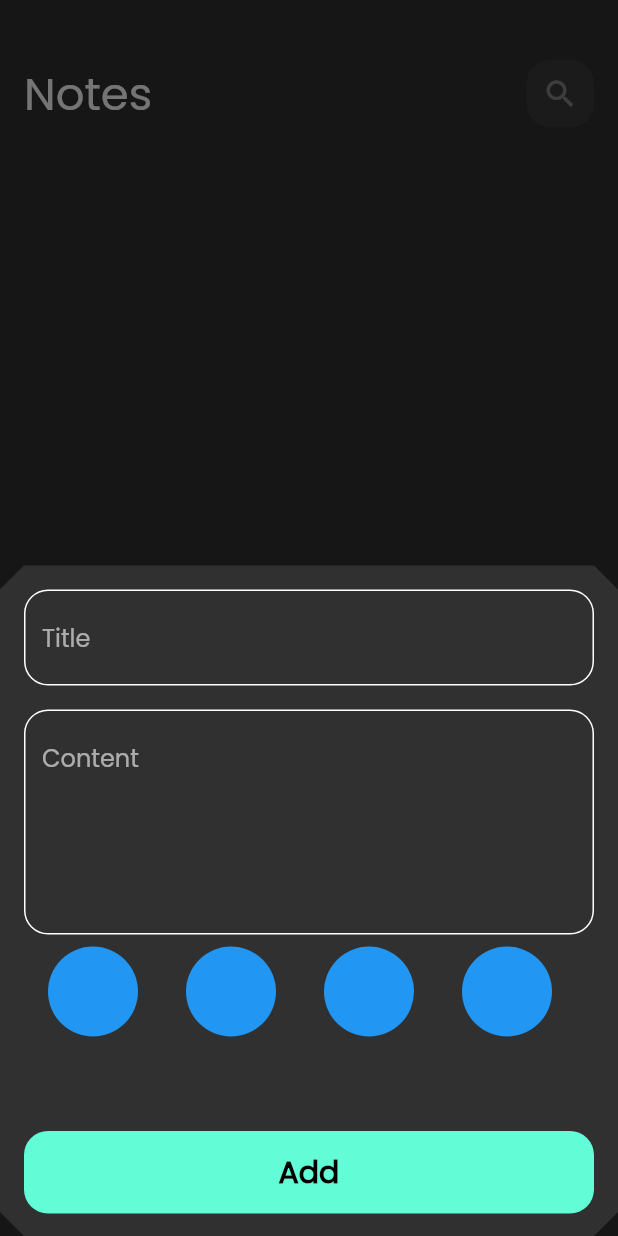
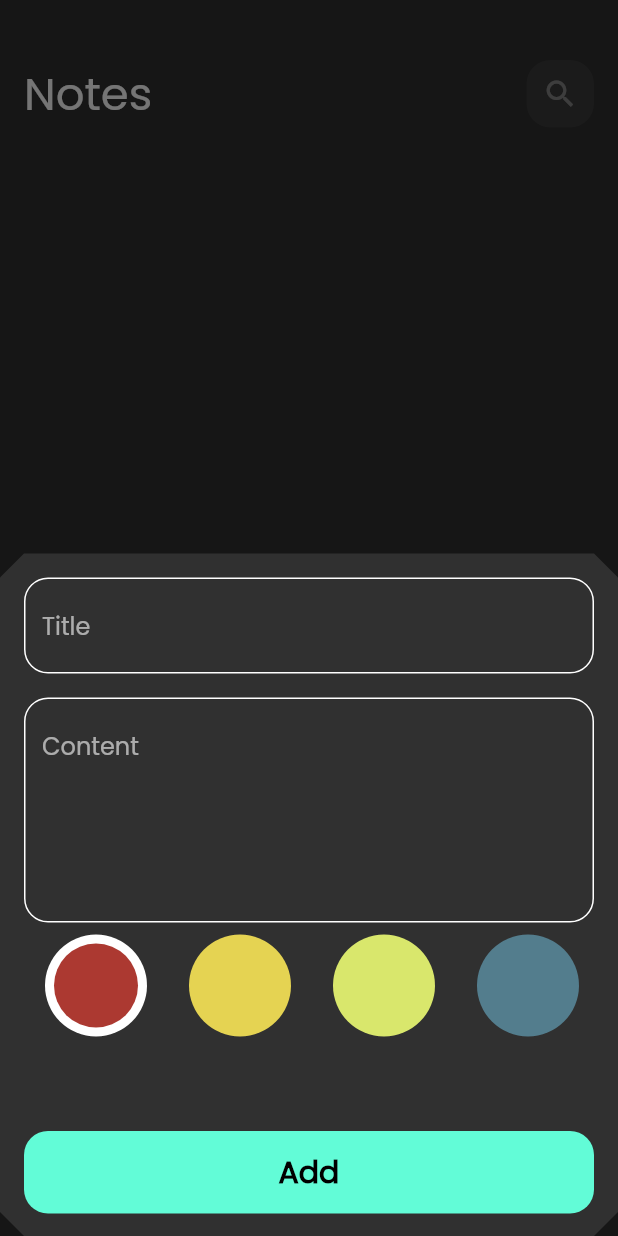
Before and after one commit to alsakniahmad51/note, a Flutter app: the screen it shows after launch, after a tap on the "add" icon, on a phone screen of 412 x 824 dp. Run offline on Flutter 3.47's test engine with Material 2 defaults, Android fonts, the phone set to English and light mode, and no system bars; our stand-ins replace bloc, flutter_bloc, font_awesome_flutter, hive, hive_flutter; accounts and stored records are empty.

Commit message:
Colors Lisrt View part2

```diff
--- a/lib/views/Widgets/Colors_List_View.dart
+++ b/lib/views/Widgets/Colors_List_View.dart
@@ -1,32 +1,64 @@
 import 'package:flutter/material.dart';
 
 class ClorsItem extends StatelessWidget {
-  const ClorsItem({super.key});
-
+  const ClorsItem({super.key, required this.isActive, required this.color});
+  final bool isActive;
+  final Color color;
   @override
   Widget build(BuildContext context) {
-    return const Padding(
-      padding: EdgeInsets.all(8.0),
-      child: CircleAvatar(
-        radius: 38,
-        backgroundColor: Colors.blue,
-      ),
+    return Padding(
+      padding: const EdgeInsets.all(8.0),
+      child: isActive
+          ? CircleAvatar(
+              backgroundColor: Colors.white,
+              radius: 40,
+              child: CircleAvatar(
+                radius: 28,
+                backgroundColor: color,
+              ),
+            )
+          : CircleAvatar(
+              radius: 40,
+              backgroundColor: color,
+            ),
     );
   }
 }
 
-class ColorsListView extends StatelessWidget {
+class ColorsListView extends StatefulWidget {
   const ColorsListView({super.key});
 
   @override
+  State<ColorsListView> createState() => _ColorsListViewState();
+}
+
+class _ColorsListViewState extends State<ColorsListView> {
+  int currentState = 0;
+  List<Color> colors = const [
+    Color(0xffAC3931),
+    Color(0xffE5D352),
+    Color(0xffD9E76C),
+    Color(0xff537D8D),
+    Color(0xff482C3D),
+  ];
+  @override
   Widget build(BuildContext context) {
     return SizedBox(
-      height: 38 * 2,
+      height: 42 * 2,
       child: ListView.builder(
         scrollDirection: Axis.horizontal,
-        itemCount: 10,
+        itemCount: colors.length,
         itemBuilder: (context, index) {
-          return const ClorsItem();
+          return GestureDetector(
+            onTap: () {
+              currentState = index;
+              setState(() {});
+            },
+            child: ClorsItem(
+              color: colors[index],
+              isActive: currentState == index,
+            ),
+          );
         },
       ),
     );
```
